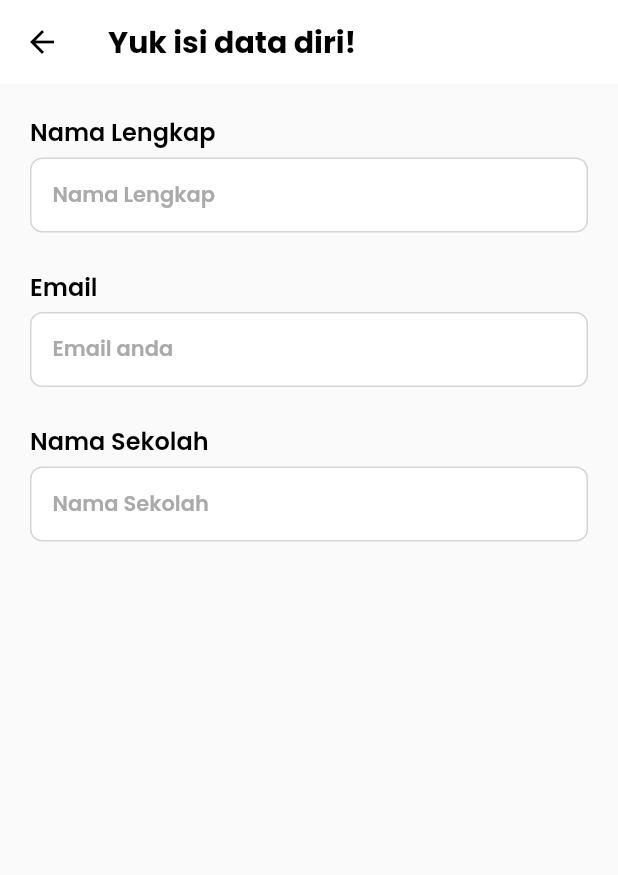
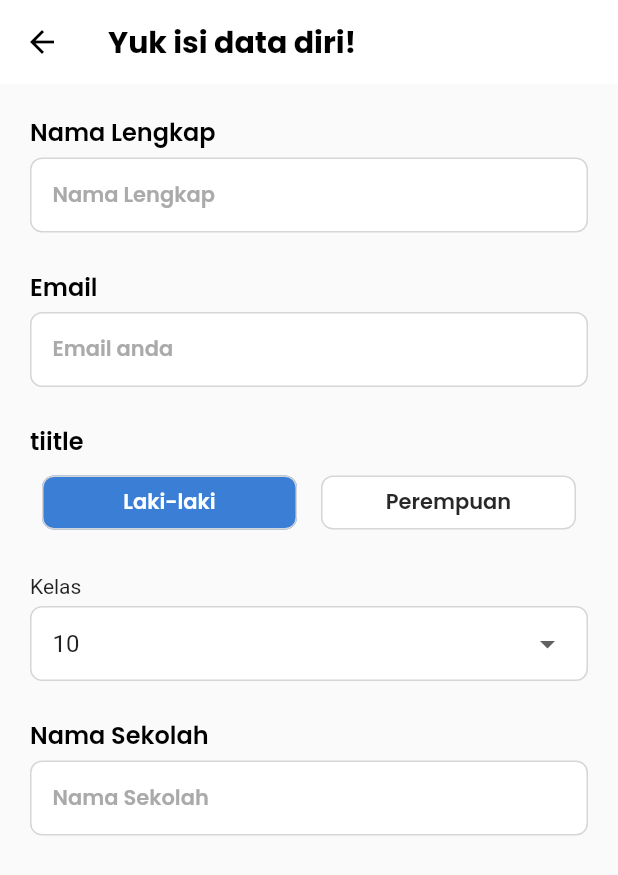
Before and after one commit to 3irham/learning_app_final_project, a Flutter app: the RegisterPage screen opened by its route, on a phone screen of 412 x 824 dp. Shown: the top 875 px of the screen. Run offline on Flutter 3.47's test engine with Material 2 defaults, Android fonts, the light colour scheme and no system bars; our stand-ins replace google_fonts.

Commit message:
Part 10 finished

```diff
--- a/lib/view/register_page.dart
+++ b/lib/view/register_page.dart
@@ -10,7 +10,23 @@ class RegisterPage extends StatefulWidget {
   State<RegisterPage> createState() => _RegisterPageState();
 }
 
+enum Gender { lakiLaki, perempuan }
+
 class _RegisterPageState extends State<RegisterPage> {
+  String gender = 'Laki-laki';
+  List<String> classSlta = ['10', '11', '12'];
+  String selectedClass = '10';
+
+  onTap(Gender genderInput) {
+    setState(() {
+      if (genderInput == Gender.lakiLaki) {
+        gender = 'Laki-laki';
+      } else {
+        gender = 'Perempuan';
+      }
+    });
+  }
+
   @override
   Widget build(BuildContext context) {
     return Scaffold(
@@ -42,6 +58,126 @@ class _RegisterPageState extends State<RegisterPage> {
             RegisterTextField(
               tiitle: 'Email',
               hintText: 'Email anda',
+            ),
+            SizedBox(height: 24),
+            Text(
+              'tiitle',
+              style: GoogleFonts.poppins(
+                textStyle: const TextStyle(
+                  fontSize: 16,
+                  fontWeight: FontWeight.w600,
+                ),
+                color: Colors.black,
+              ),
+            ),
+            SizedBox(height: 5),
+            Row(
+              children: [
+                Expanded(
+                  child: Padding(
+                    padding: const EdgeInsets.symmetric(horizontal: 8.0),
+                    child: ElevatedButton(
+                      style: ElevatedButton.styleFrom(
+                        elevation: 0,
+                        primary: gender == 'Laki-laki'
+                            ? R.colors.primary
+                            : Colors.white,
+                        padding:
+                            EdgeInsets.symmetric(horizontal: 10, vertical: 5),
+                        shape: RoundedRectangleBorder(
+                          borderRadius: BorderRadius.circular(8),
+                          side: BorderSide(
+                            color: R.colors.greyBorder,
+                            width: 1,
+                          ),
+                        ),
+                      ),
+                      onPressed: () {
+                        onTap(Gender.lakiLaki);
+                      },
+                      child: Text(
+                        'Laki-laki',
+                        style: GoogleFonts.poppins(
+                          textStyle: const TextStyle(
+                            fontSize: 14,
+                            fontWeight: FontWeight.w600,
+                          ),
+                          color: gender == 'Laki-laki'
+                              ? Colors.white
+                              : Color(0xff282828),
+                        ),
+                      ),
+                    ),
+                  ),
+                ),
+                Expanded(
+                  child: Padding(
+                    padding: const EdgeInsets.symmetric(horizontal: 8.0),
+                    child: ElevatedButton(
+                      style: ElevatedButton.styleFrom(
+                        elevation: 0,
+                        primary: gender == 'Perempuan'
+                            ? R.colors.primary
+                            : Colors.white,
+                        padding:
+                            EdgeInsets.symmetric(horizontal: 10, vertical: 5),
+                        shape: RoundedRectangleBorder(
+                          borderRadius: BorderRadius.circular(8),
+                          side: BorderSide(
+                            color: R.colors.greyBorder,
+                            width: 1,
+                          ),
+                        ),
+                      ),
+                      onPressed: () {
+                        onTap(Gender.perempuan);
+                      },
+                      child: Text(
+                        'Perempuan',
+                        style: GoogleFonts.poppins(
+                          textStyle: const TextStyle(
+                            fontSize: 14,
+                            fontWeight: FontWeight.w600,
+                          ),
+                          color: gender == 'Perempuan'
+                              ? Colors.white
+                              : Color(0xff282828),
+                        ),
+                      ),
+                    ),
+                  ),
+                ),
+              ],
+            ),
+            SizedBox(height: 24),
+            Text(
+              'Kelas',
+            ),
+            SizedBox(height: 5),
+            Container(
+              width: double.infinity,
+              padding: EdgeInsets.symmetric(horizontal: 14),
+              decoration: BoxDecoration(
+                borderRadius: BorderRadius.circular(8),
+                color: Colors.white,
+                border: Border.all(color: R.colors.greyBorder),
+              ),
+              child: DropdownButtonHideUnderline(
+                child: DropdownButton<String>(
+                    value: selectedClass,
+                    items: classSlta
+                        .map(
+                          (e) => DropdownMenuItem<String>(
+                            child: Text(e),
+                            value: e,
+                          ),
+                        )
+                        .toList(),
+                    onChanged: (String? val) {
+                      selectedClass = val!;
+                      setState(() {});
+                    }),
+              ),
             ),
             SizedBox(height: 24),
             RegisterTextField(
```
